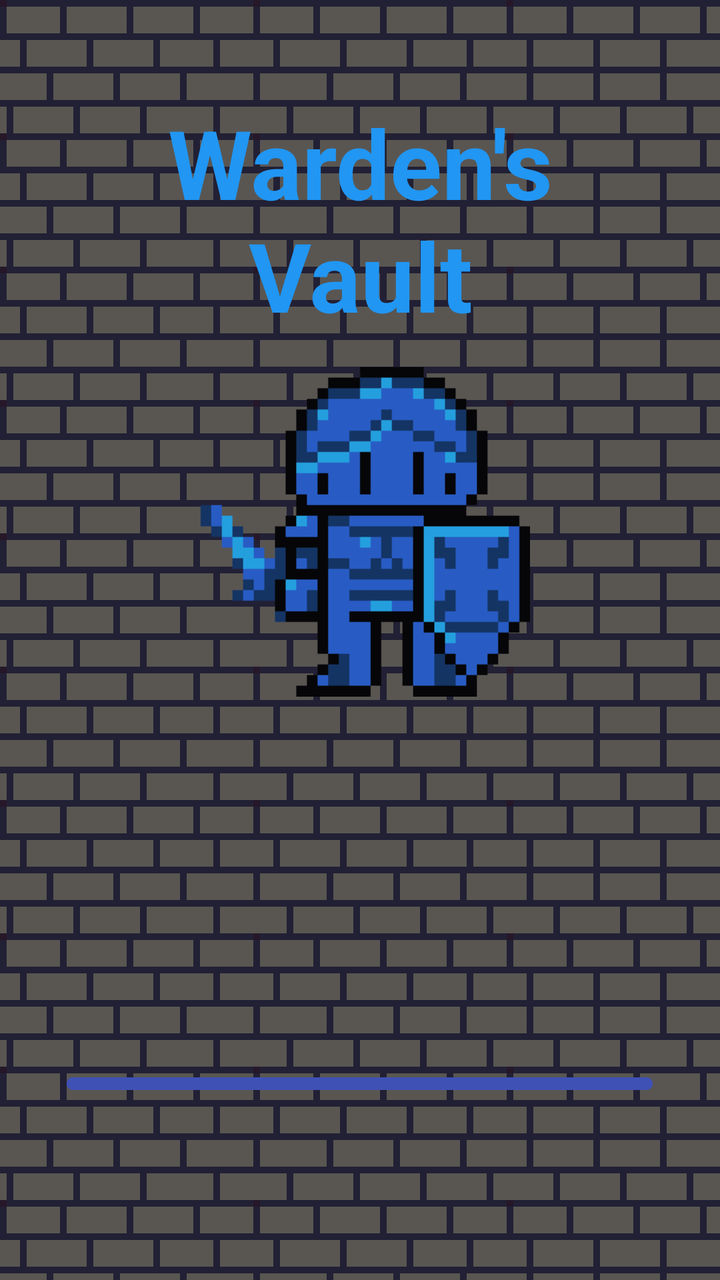
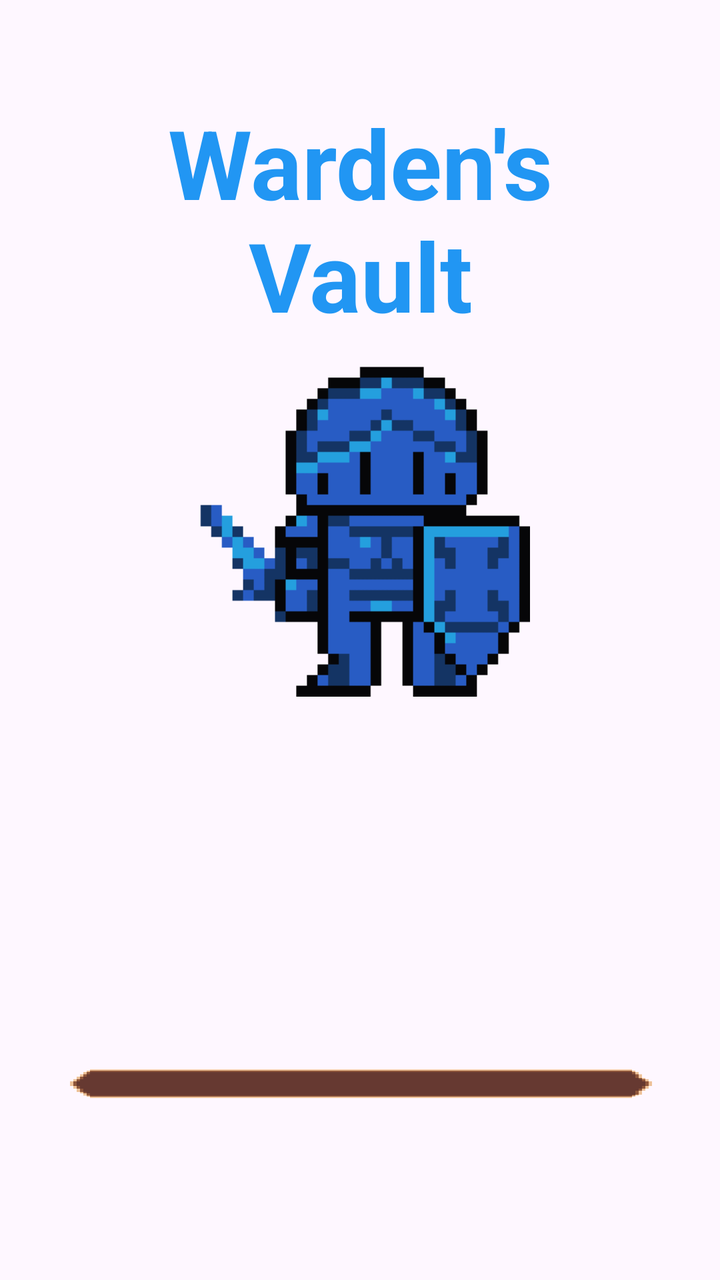

Two renders of the same Android screen: before a commit and after it. Below are the layout's source before the change and the commit's diff.
<!-- AndroidManifest.xml: application theme Theme.WardensVault -->
<!-- res/layout/activity_main.xml -->
<?xml version="1.0" encoding="utf-8"?>
<LinearLayout xmlns:android="http://schemas.android.com/apk/res/android"
    xmlns:app="http://schemas.android.com/apk/res-auto"
    xmlns:tools="http://schemas.android.com/tools"
    android:id="@+id/main"
    android:layout_width="match_parent"
    android:layout_height="match_parent"
    android:background="@drawable/ic_wall"
    android:gravity="center"
    android:orientation="vertical"
    android:padding="24dp"
    tools:context=".MainActivity">

    <Space
        android:layout_width="match_parent"
        android:layout_height="25dp" />

    <TextView
        android:id="@+id/tvMainWelcome"
        android:layout_width="match_parent"
        android:layout_height="wrap_content"
        android:text="Warden's Vault"
        android:textAlignment="center"
        android:textColor="#2196F3"
        android:textSize="48sp"
        android:textStyle="bold" />

    <LinearLayout
        android:layout_width="match_parent"
        android:layout_height="match_parent"
        android:gravity="center"
        android:orientation="vertical">

        <Space
            android:layout_width="match_parent"
            android:layout_height="48dp" />

        <ImageView
            android:id="@+id/imageView"
            android:layout_width="170dp"
            android:layout_height="205dp"
            android:layout_gravity="center"
            app:srcCompat="@drawable/ic_knight" />

        <Space
            android:layout_width="match_parent"
            android:layout_height="159dp" />

        <Button
            android:id="@+id/btnRegister"
            android:layout_width="293dp"
            android:layout_height="wrap_content"
            android:layout_gravity="center_horizontal"
            android:layout_margin="10dp"
            android:backgroundTint="#3F51B5"
            android:text="Register"
            android:textSize="20sp" />

        <Button
            android:id="@+id/btnLogin"
            android:layout_width="295dp"
            android:layout_height="wrap_content"
            android:layout_gravity="center_horizontal"
            android:layout_margin="10dp"
            android:layout_marginTop="16dp"
            android:backgroundTint="#3F51B5"
            android:text="Login"
            android:textSize="20sp" />

        <Space
            android:layout_width="match_parent"
            android:layout_height="94dp" />
    </LinearLayout>

</LinearLayout>
<!-- resources referenced by this layout -->
<resources>
  <!-- drawable ic_knight: png bitmap (drawable, 2107 bytes) -->
  <!-- drawable ic_wall: png bitmap (drawable, 14575 bytes) -->
  <style name="Theme.WardensVault" parent="Base.Theme.WardensVault" />
  <style name="Base.Theme.WardensVault" parent="Theme.Material3.DayNight.NoActionBar">
          
          
      </style>
</resources>

<!-- the commit's change to res/layout/activity_main.xml (unified diff, before → after) -->
@@ -5,7 +5,6 @@
     android:id="@+id/main"
     android:layout_width="match_parent"
     android:layout_height="match_parent"
-    android:background="@drawable/ic_wall"
     android:gravity="center"
     android:orientation="vertical"
     android:padding="24dp"
@@ -52,7 +51,7 @@
             android:layout_height="wrap_content"
             android:layout_gravity="center_horizontal"
             android:layout_margin="10dp"
-            android:backgroundTint="#3F51B5"
+            style="@style/ActionButton"
             android:text="Register"
             android:textSize="20sp" />
 
@@ -63,7 +62,7 @@
             android:layout_gravity="center_horizontal"
             android:layout_margin="10dp"
             android:layout_marginTop="16dp"
-            android:backgroundTint="#3F51B5"
+            style="@style/ActionButton"
             android:text="Login"
             android:textSize="20sp" />
 
<!-- resource entries referenced after the edit -->
@@ -1,8 +1,23 @@
 <!-- resources referenced by this layout -->
 <resources>
   <!-- drawable ic_knight: png bitmap (drawable, 2107 bytes) -->
-  <!-- drawable ic_wall: png bitmap (drawable, 14575 bytes) -->
+  <style name="ActionButton" parent="Widget.Material3.Button">
+          <item name="android:layout_width">match_parent</item>
+          <item name="android:layout_height">wrap_content</item>
+          <item name="android:layout_marginTop">8dp</item>
+          <item name="android:minHeight">52dp</item>
+          <item name="android:background">@drawable/btn_pill</item>
+          <item name="backgroundTint">@null</item>
+          <item name="android:textColor">#FFF3D6</item>
+          <item name="android:textStyle">bold</item>
+          <item name="android:textSize">15sp</item>
+          <item name="android:shadowColor">#CC000000</item>
+          <item name="android:shadowDx">1</item>
+          <item name="android:shadowDy">1</item>
+          <item name="android:shadowRadius">2</item>
+      </style>
   <style name="Theme.WardensVault" parent="Base.Theme.WardensVault" />
+  <!-- drawable btn_pill: png bitmap (drawable-nodpi, 847 bytes) -->
   <style name="Base.Theme.WardensVault" parent="Theme.Material3.DayNight.NoActionBar">
           
           
